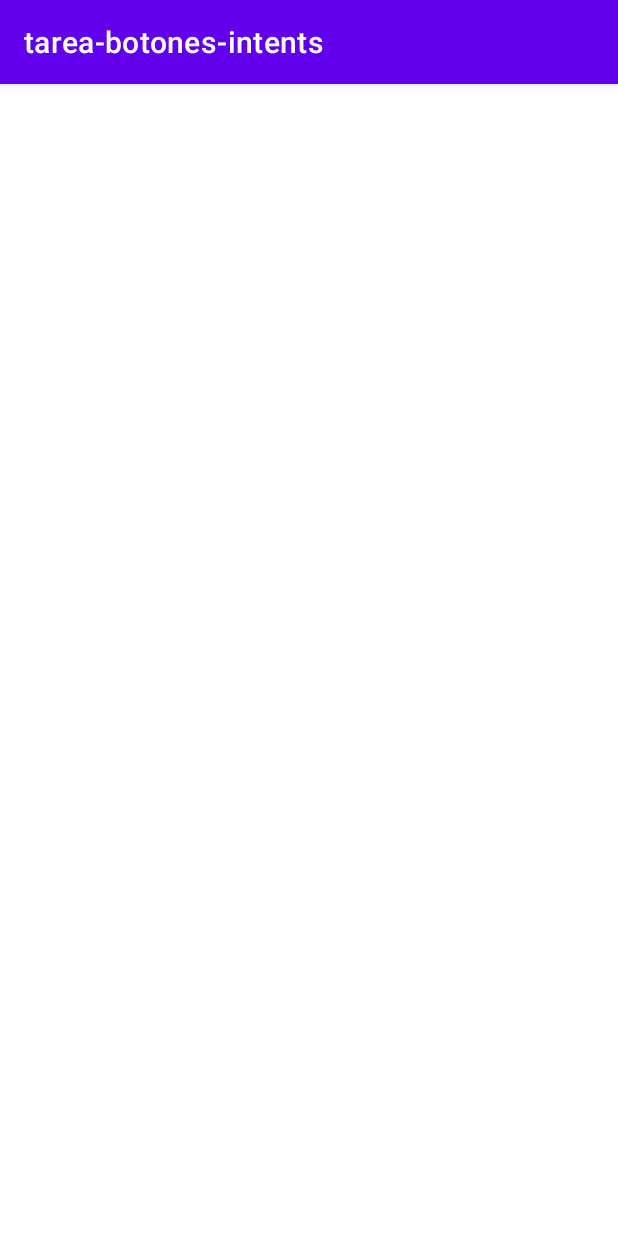
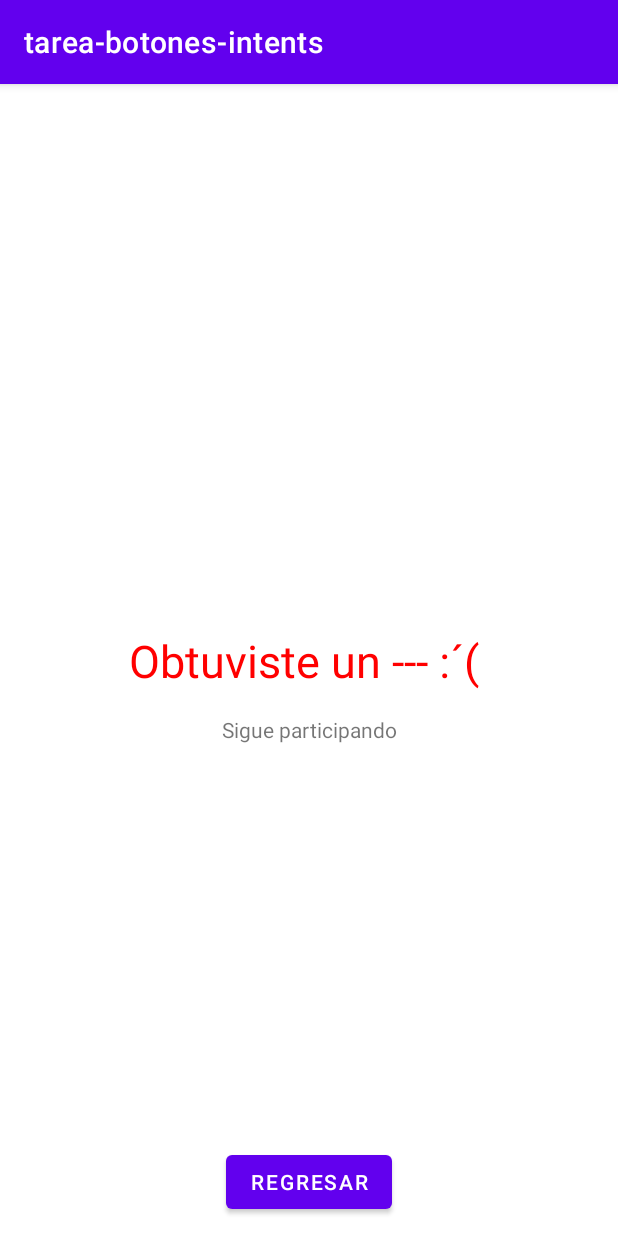
Before and after one commit to IvanHam20/tarea-calif-android, an Android app: the ReprobadoActivity screen opened directly, with no data from a screen before it, on a phone screen of 412 x 824 dp. Run offline under Robolectric (Android 15) with nearby library versions, the phone set to English and light mode, and no system bars.

Commit message:
Second Commit

```diff
--- a/app/src/main/res/layout/activity_reprobado.xml
+++ b/app/src/main/res/layout/activity_reprobado.xml
@@ -6,4 +6,36 @@
     android:layout_height="match_parent"
     tools:context=".ReprobadoActivity">
 
+    <TextView
+        android:id="@+id/textView3"
+        android:layout_width="wrap_content"
+        android:layout_height="wrap_content"
+        android:text="Obtuviste un --- :´( "
+        android:textColor="#FF0000"
+        android:textSize="30sp"
+        app:layout_constraintBottom_toBottomOf="parent"
+        app:layout_constraintEnd_toEndOf="parent"
+        app:layout_constraintStart_toStartOf="parent"
+        app:layout_constraintTop_toTopOf="parent" />
+
+    <TextView
+        android:id="@+id/textView2"
+        android:layout_width="wrap_content"
+        android:layout_height="wrap_content"
+        android:layout_marginTop="16dp"
+        android:text="Sigue participando"
+        app:layout_constraintEnd_toEndOf="parent"
+        app:layout_constraintStart_toStartOf="parent"
+        app:layout_constraintTop_toBottomOf="@+id/textView3" />
+
+    <Button
+        android:id="@+id/bnRegresar"
+        android:layout_width="wrap_content"
+        android:layout_height="wrap_content"
+        android:layout_marginBottom="12dp"
+        android:text="Regresar"
+        app:layout_constraintBottom_toBottomOf="parent"
+        app:layout_constraintEnd_toEndOf="parent"
+        app:layout_constraintStart_toStartOf="parent" />
+
 </androidx.constraintlayout.widget.ConstraintLayout>
```
Also changed, not shown: app/src/main/java/edu/iest/tarea_botones_intents/MainActivity.kt (+29 -2 lines), app/src/main/res/layout/activity_aprobado.xml (+22 -0 lines).
